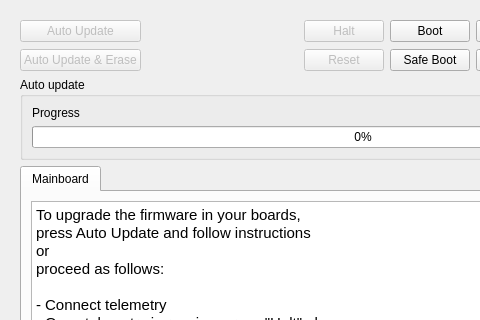
Above: ground/openpilotgcs/src/plugins/uploader/uploader.ui from openpilot/OpenPilot before the change; both pictures show x 0 to 480 and y 0 to 320 of the 812 by 523 pixel window. Below: the same form after it.
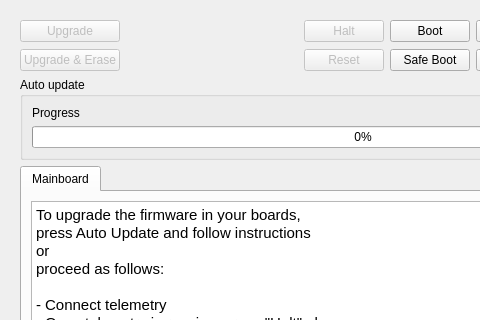
That is the form after the change. Icons and pictures are not drawn.

Commit message: OP-1628 Changed text on some buttons.

Diff of the .ui file:
```diff
--- a/ground/openpilotgcs/src/plugins/uploader/uploader.ui
+++ b/ground/openpilotgcs/src/plugins/uploader/uploader.ui
@@ -251,7 +251,7 @@
 Rescue is possible in USB mode only.</string>
               </property>
               <property name="text">
-               <string>Auto Update</string>
+               <string>Upgrade</string>
               </property>
              </widget>
             </item>
@@ -274,7 +274,7 @@
                <bool>false</bool>
               </property>
               <property name="text">
-               <string>Auto Update &amp;&amp; Erase</string>
+               <string>Upgrade &amp;&amp; Erase</string>
               </property>
              </widget>
             </item>
```
Left out of the diff: 140 changed lines with no effect on the pictures.
